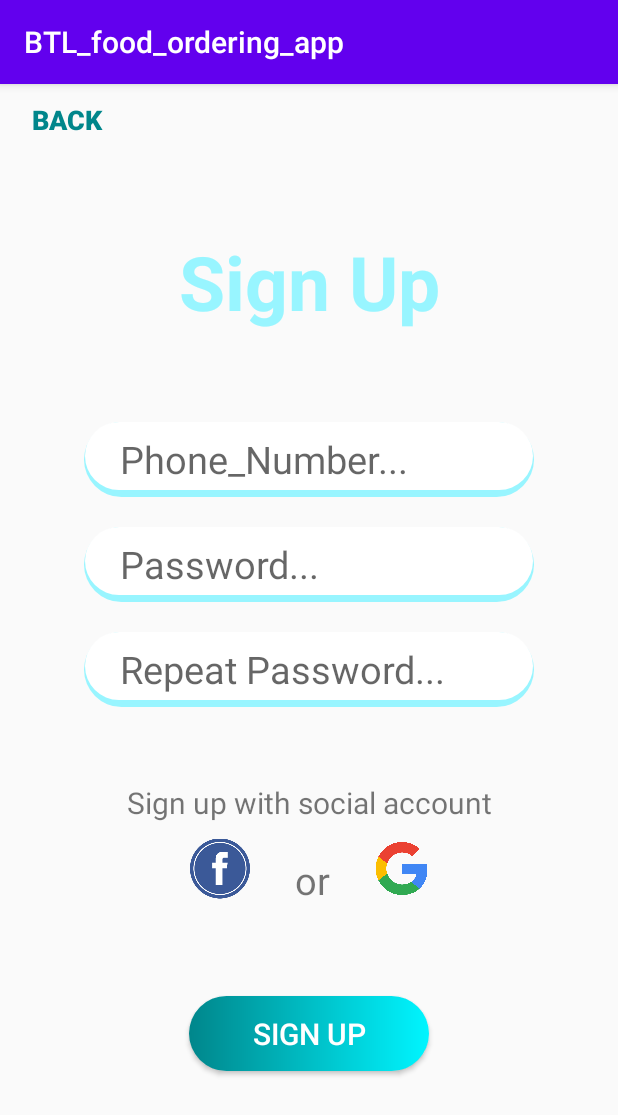
After one commit to nguyenvanthong0961169213/BTL_Android, an Android app: the Layout_SignUp screen opened directly, with no data from a screen before it, on a phone screen of 412 x 824 dp. The commit adds this screen. Shown: the top 1115 px of the screen. Run offline under Robolectric (Android 15) with nearby library versions, the phone set to English and light mode, and no system bars.

Commit message:
15/03/2022-loginup

```diff
--- a/app/src/main/AndroidManifest.xml
+++ b/app/src/main/AndroidManifest.xml
@@ -1,6 +1,6 @@
 <?xml version="1.0" encoding="utf-8"?>
 <manifest xmlns:android="http://schemas.android.com/apk/res/android"
-    package="com.example.btl_food_ordering_app">
+    package="com.example.btl_food_ordering_app" >
 
     <application
         android:allowBackup="true"
@@ -8,13 +8,16 @@
         android:label="@string/app_name"
         android:roundIcon="@mipmap/ic_launcher_round"
         android:supportsRtl="true"
-        android:theme="@style/Theme.BTL_food_ordering_app">
+        android:theme="@style/Theme.BTL_food_ordering_app" >
+        <activity
+            android:name=".Layout_SignUp"
+            android:exported="false" />
         <activity
             android:name=".Layout_Login"
             android:exported="false" />
         <activity
             android:name=".MainActivity"
-            android:exported="true">
+            android:exported="true" >
             <intent-filter>
                 <action android:name="android.intent.action.MAIN" />
 
--- a/app/src/main/java/com/example/btl_food_ordering_app/Layout_Login.java
+++ b/app/src/main/java/com/example/btl_food_ordering_app/Layout_Login.java
@@ -2,9 +2,12 @@ package com.example.btl_food_ordering_app;
 
 import androidx.appcompat.app.AppCompatActivity;
 
+import android.content.Intent;
 import android.os.Bundle;
 import android.view.View;
+import android.widget.Button;
 import android.widget.ImageView;
+import android.widget.TextView;
 
 import com.mahfa.dnswitch.DayNightSwitch;
 import com.mahfa.dnswitch.DayNightSwitchListener;
@@ -14,6 +17,7 @@ public class Layout_Login extends AppCompatActivity {
     ImageView sun;
     View daySky,nightSky;
     DayNightSwitch dayNightSwitch;
+    Button btn_Createaccount;
 
     void Connect_ID()
     {
@@ -21,6 +25,7 @@ public class Layout_Login extends AppCompatActivity {
         daySky=findViewById(R.id.day_BackGround);
         nightSky=findViewById(R.id.night_BackGround);
         dayNightSwitch=findViewById(R.id.day_night_switch);
+        btn_Createaccount=findViewById(R.id.btn_createaccount);
     }
     @Override
     protected void onCreate(Bundle savedInstanceState) {
@@ -42,5 +47,12 @@ public class Layout_Login extends AppCompatActivity {
                 }
             }
         });
+        Intent intent_signup = new Intent(this,Layout_SignUp.class);
+        btn_Createaccount.setOnClickListener(new View.OnClickListener() {
+            @Override
+            public void onClick(View view) {
+                startActivity(intent_signup);
+            }
+        });
     }
 }
--- /dev/null
+++ b/app/src/main/java/com/example/btl_food_ordering_app/Layout_SignUp.java
@@ -0,0 +1,30 @@
+package com.example.btl_food_ordering_app;
+
+import androidx.appcompat.app.AppCompatActivity;
+
+import android.content.Intent;
+import android.os.Bundle;
+import android.view.View;
+import android.widget.Button;
+
+public class Layout_SignUp extends AppCompatActivity {
+
+    Button btn_backsignin;
+    void Connect_ID()
+    {
+        btn_backsignin=findViewById(R.id.btn_backsignin);
+    }
+    @Override
+    protected void onCreate(Bundle savedInstanceState) {
+        super.onCreate(savedInstanceState);
+        setContentView(R.layout.activity_layout_signup);
+        Connect_ID();
+        Intent intent_backsignin=new Intent(this,Layout_Login.class);
+        btn_backsignin.setOnClickListener(new View.OnClickListener() {
+            @Override
+            public void onClick(View view) {
+                startActivity(intent_backsignin);
+            }
+        });
+    }
+}
--- /dev/null
+++ b/app/src/main/res/drawable/btn_nocolor.xml
@@ -0,0 +1,5 @@
+<?xml version="1.0" encoding="utf-8"?>
+<shape xmlns:android="http://schemas.android.com/apk/res/android"
+    android:shape="rectangle">
+    <corners android:radius="300dp"/>
+</shape>
--- /dev/null
+++ b/app/src/main/res/drawable/btn_signup.xml
@@ -0,0 +1,7 @@
+<?xml version="1.0" encoding="utf-8"?>
+<shape xmlns:android="http://schemas.android.com/apk/res/android"
+    android:shape="rectangle">
+
+    <gradient android:startColor="#00868B" android:endColor="#00F5FF"/>
+    <corners android:radius="300dp"/>
+</shape>
--- /dev/null
+++ b/app/src/main/res/drawable/edit_text_signup.xml
@@ -0,0 +1,15 @@
+<?xml version="1.0" encoding="utf-8"?>
+<layer-list xmlns:android="http://schemas.android.com/apk/res/android">
+   <item>
+       <shape>
+              <solid android:color="#98F5FF"/>
+              <corners android:radius="300dp"/>
+       </shape>
+   </item>
+    <item android:right="1dp" android:left="1dp" android:bottom="5dp">
+        <shape>
+             <solid android:color="@android:color/white"/>
+             <corners android:radius="300dp"/>
+        </shape>
+    </item>
+</layer-list>
--- a/app/src/main/res/layout/activity_layout_login.xml
+++ b/app/src/main/res/layout/activity_layout_login.xml
@@ -170,15 +170,14 @@
             android:layout_height="wrap_content"
             android:text="Don'n have an account?"
             android:textSize="18dp"/>
-        <TextView
-            android:id="@+id/txt_createaccount"
+        <Button
+            android:id="@+id/btn_createaccount"
             android:layout_width="wrap_content"
             android:layout_height="wrap_content"
+            android:background="@drawable/btn_nocolor"
             android:text="Create"
-            android:textSize="20dp"
+            android:textSize="17dp"
             android:textStyle="bold"
             />
     </LinearLayout>
-
-
 </RelativeLayout>
--- /dev/null
+++ b/app/src/main/res/layout/activity_layout_signup.xml
@@ -0,0 +1,101 @@
+<?xml version="1.0" encoding="utf-8"?>
+<LinearLayout xmlns:android="http://schemas.android.com/apk/res/android"
+    xmlns:app="http://schemas.android.com/apk/res-auto"
+    xmlns:tools="http://schemas.android.com/tools"
+    android:layout_width="match_parent"
+    android:layout_height="match_parent"
+    tools:context=".Layout_SignUp"
+    android:orientation="vertical">
+    <Button
+        android:id="@+id/btn_backsignin"
+        android:layout_width="wrap_content"
+        android:layout_height="wrap_content"
+        android:background="@drawable/btn_nocolor"
+        android:text="Back"
+        android:textSize="18dp"
+        android:textStyle="bold"
+        android:textColor="#00868B"/>
+    <TextView
+        android:layout_width="match_parent"
+        android:layout_height="wrap_content"
+        android:text="Sign Up"
+        android:textStyle="bold"
+        android:textSize="50dp"
+        android:gravity="center"
+        android:layout_marginTop="50dp"
+        android:textColor="#98F5FF"
+        />
+    <EditText
+        android:id="@+id/edt_PhoneNumber_SignUp"
+        android:layout_width="300dp"
+        android:layout_height="50dp"
+        android:hint="    Phone_Number..."
+        android:background="@drawable/edit_text_signup"
+        android:textSize="25dp"
+        android:layout_gravity="center"
+        android:layout_marginTop="60dp"
+        />
+    <EditText
+        android:id="@+id/edt_Password_SignUp"
+        android:layout_width="300dp"
+        android:layout_height="50dp"
+        android:hint="    Password..."
+        android:background="@drawable/edit_text_signup"
+        android:textSize="25dp"
+        android:layout_gravity="center"
+        android:layout_marginTop="20dp"
+        />
+
+    <EditText
+        android:id="@+id/edt_RepeatPassword_SignUp"
+        android:layout_width="300dp"
+        android:layout_height="50dp"
+        android:hint="    Repeat Password..."
+        android:background="@drawable/edit_text_signup"
+        android:textSize="25dp"
+        android:layout_gravity="center"
+        android:layout_marginTop="20dp"
+        />
+    <TextView
+        android:layout_width="match_parent"
+        android:layout_height="wrap_content"
+        android:text="Sign up with social account"
+        android:layout_marginTop="50dp"
+        android:textSize="20dp"
+        android:gravity="center"/>
+    <LinearLayout
+        android:layout_width="match_parent"
+        android:layout_height="wrap_content"
+        android:gravity="center"
+        android:layout_marginTop="5dp">
+        <ImageView
+            android:layout_width="40dp"
+            android:layout_height="50dp"
+            android:src="@drawable/iconfb"
+            />
+        <TextView
+            android:layout_width="wrap_content"
+            android:layout_height="wrap_content"
+            android:text="or"
+            android:textSize="25dp"
+            android:layout_marginLeft="30dp"
+            android:layout_marginTop="8dp"
+            />
+        <ImageView
+            android:layout_width="35dp"
+            android:layout_height="50dp"
+            android:src="@drawable/icongoogle"
+            android:layout_marginLeft="30dp"
+            />
+    </LinearLayout>
+    <Button
+        android:id="@+id/btn_signup"
+        android:layout_width="160dp"
+        android:layout_height="50dp"
+        android:background="@drawable/btn_signup"
+        android:layout_gravity="center"
+        android:layout_marginTop="60dp"
+        android:text="Sign Up"
+        android:textColor="@color/white"
+        android:textSize="20dp"/>
+</LinearLayout>
```
